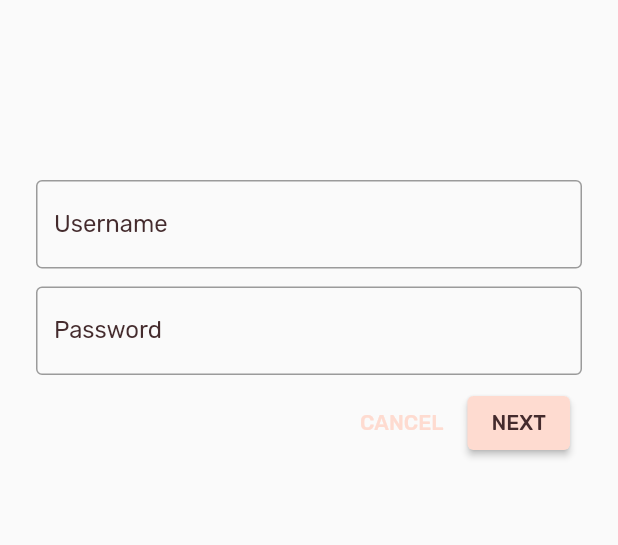
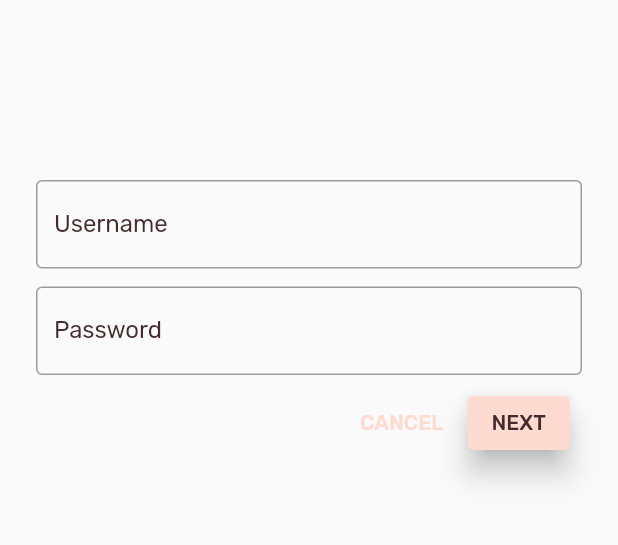
Before and after one commit to MonikaSliciute/shrine-app, a Flutter app: the screen it shows after launch, on a phone screen of 412 x 824 dp, the part 237-782 px from its top. Run offline on Flutter 3.47's test engine with Material 2 defaults, Android fonts, the phone set to English and light mode, and no system bars.

Commit message:
raised the NEXT button on the login screen

```diff
--- a/mdc_100_series/lib/login.dart
+++ b/mdc_100_series/lib/login.dart
@@ -92,6 +92,9 @@ class _LoginPageState extends State<LoginPage> {
                 // Next button
                 ElevatedButton(
                   child: const Text('NEXT'),
+                  style: ButtonStyle(
+                    elevation: MaterialStateProperty.all(8.0),
+                  ),
                   onPressed: () {
                     // TODO: Show the next page (101)
                     Navigator.pop(context); // remove this screen from the view
```
